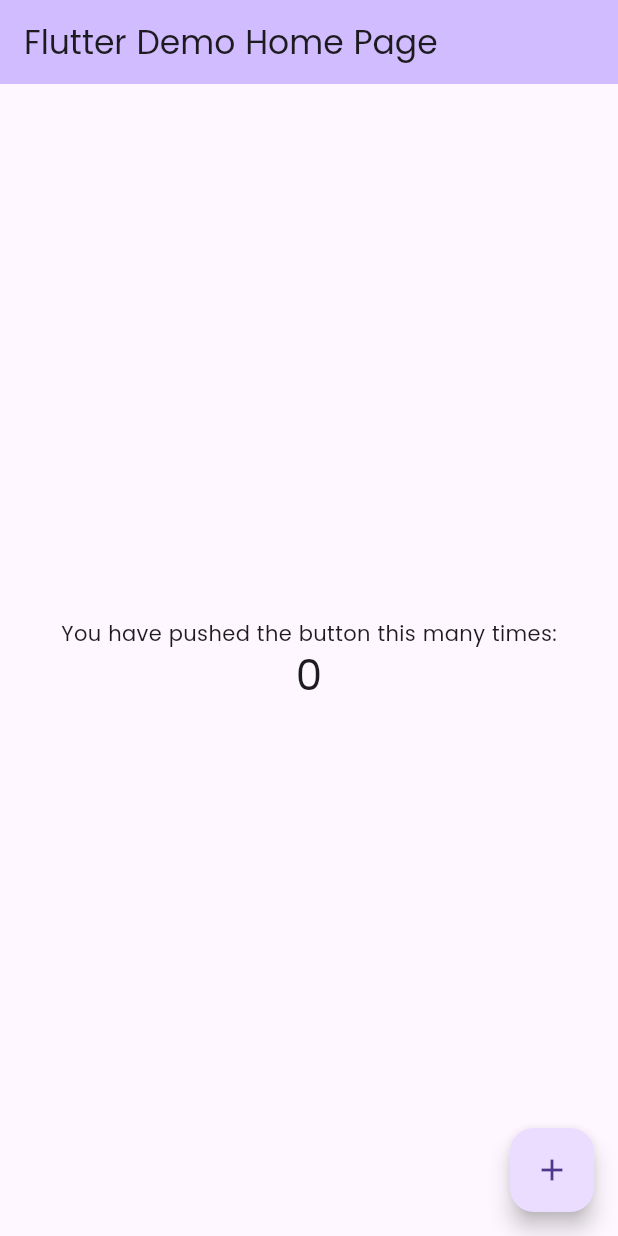
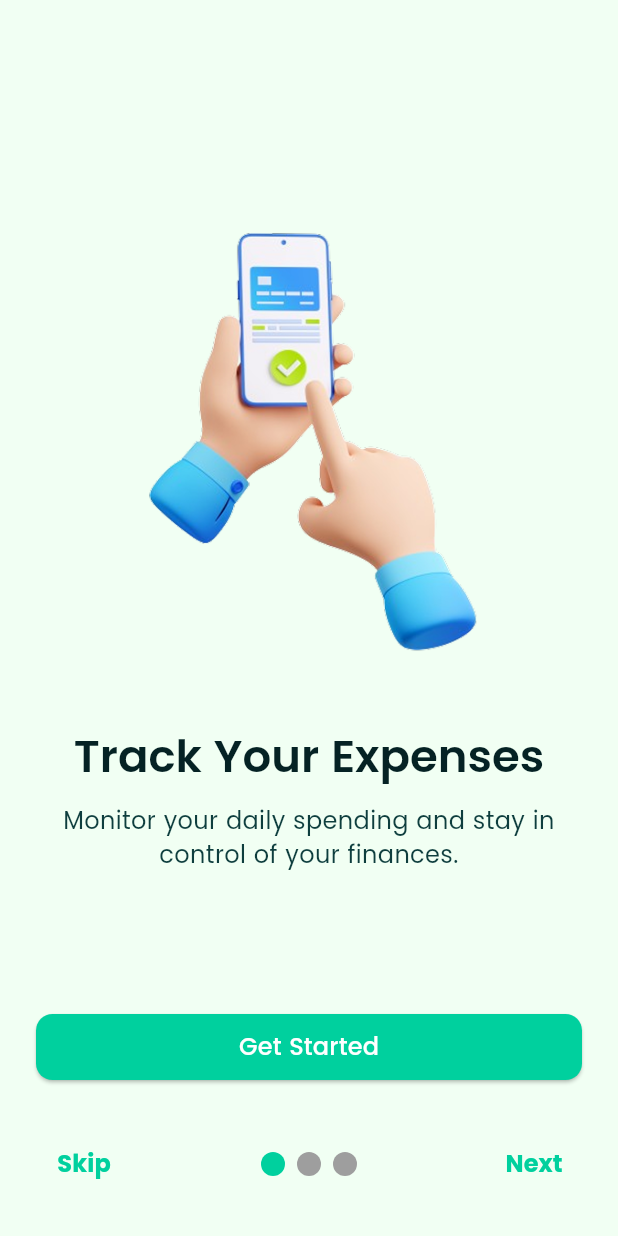
Before and after one commit to mdtaosifhossain3/flutter-finance-manager-app, a Flutter app: the screen it shows after launch, on a phone screen of 412 x 824 dp. Run offline on Flutter 3.47's test engine with Material 3 defaults, Android fonts, the light colour scheme and no system bars; drawn by our look-alikes of smooth_page_indicator; our stand-ins replace get.

Commit message:
added onboard screen

```diff
--- /dev/null
+++ b/lib/config/routes/routes.dart
@@ -0,0 +1,50 @@
+import 'package:finance_manager_app/config/routes/routes_name.dart';
+import 'package:finance_manager_app/views/authView/login_view.dart';
+import 'package:finance_manager_app/views/authView/register_view.dart';
+import 'package:finance_manager_app/views/splashView/splash_view.dart';
+import 'package:get/get.dart';
+
+class Routes {
+  static var views = [
+    GetPage(
+      name: RoutesName.splashView,
+      page: () => const SplashView(),
+      transition: Transition.rightToLeft,
+    ),
+    GetPage(
+      name: RoutesName.registerView,
+      page: () => const RegisterView(),
+      transition: Transition.rightToLeft,
+    ),
+    GetPage(
+      name: RoutesName.loginView,
+      page: () => const LoginView(),
+      transition: Transition.rightToLeft,
+    ),
+    // GetPage(
+    //   name: RoutesName.homeView,
+    //   page: () => const HomeView(),
+    //   transition: Transition.rightToLeft,
+    // ),
+    // GetPage(
+    //   name: RoutesName.chatView,
+    //   page: () => ChatView(),
+    //   transition: Transition.rightToLeft,
+    // ),
+    // GetPage(
+    //   name: RoutesName.welcomeView,
+    //   page: () => const WelcomeView(),
+    //   transition: Transition.rightToLeft,
+    // ),
+    // GetPage(
+    //   name: RoutesName.profileView,
+    //   page: () => ProfileView(),
+    //   transition: Transition.rightToLeft,
+    // ),
+    // GetPage(
+    //   name: RoutesName.contactView,
+    //   page: () => ContactView(),
+    //   transition: Transition.rightToLeft,
+    // ),
+  ];
+}
--- /dev/null
+++ b/lib/config/routes/routes_name.dart
@@ -0,0 +1,10 @@
+class RoutesName {
+  static const splashView = "/splash_view";
+  static const loginView = "/login_view";
+  static const registerView = "/register_view";
+  static const homeView = "/";
+  static const chatView = "/chat_view";
+  static const welcomeView = "/welcome_view";
+  static const profileView = "/profile_view";
+  static const contactView = "/contact_view";
+}
--- a/lib/config/theme/my_theme.dart
+++ b/lib/config/theme/my_theme.dart
@@ -1,9 +1,9 @@
 import 'package:finance_manager_app/config/myColors/my_colors.dart';
 import 'package:flutter/material.dart';
 
-var darkTheme = ThemeData();
+/// This file contains the theme data for the Finance Manager app.
 var lightTheme = ThemeData(
-  brightness: Brightness.dark,
+  brightness: Brightness.light,
   useMaterial3: true,
   appBarTheme: AppBarTheme(
     backgroundColor: MyColors.carbbeanGreen,
@@ -18,36 +18,117 @@ var lightTheme = ThemeData(
     onPrimaryContainer: MyColors.voidB,
   ),
 
-  // textTheme: const TextTheme(
-  //   headlineLarge: TextStyle(
-  //       fontSize: 32,
-  //       color: MyColors.dPrimaryColor,
-  //       fontFamily: 'Poppins',
-  //       fontWeight: FontWeight.w800),
-  //   headlineMedium: TextStyle(
-  //       fontSize: 30,
-  //       color: MyColors.dOnTextColor,
-  //       fontFamily: 'Poppins',
-  //       fontWeight: FontWeight.w700),
-  //   headlineSmall: TextStyle(
-  //       fontSize: 20,
-  //       color: MyColors.dOnTextColor,
-  //       fontFamily: 'Poppins',
-  //       fontWeight: FontWeight.w600),
-  //   labelLarge: TextStyle(
-  //       fontSize: 16,
-  //       color: MyColors.dOnTextColor,
-  //       fontFamily: 'Poppins',
-  //       fontWeight: FontWeight.w500),
-  //   labelMedium: TextStyle(
-  //       fontSize: 12,
-  //       color: MyColors.dGreyColor,
-  //       fontFamily: 'Poppins',
-  //       fontWeight: FontWeight.w400),
-  //   labelSmall: TextStyle(
-  //       fontSize: 10,
-  //       color: MyColors.dGreyColor,
-  //       fontFamily: 'Poppins',
-  //       fontWeight: FontWeight.w300),
-  // )
+  textTheme: const TextTheme(
+    headlineLarge: TextStyle(
+      fontSize: 30,
+      color: MyColors.fencGreen,
+      fontFamily: 'Poppins',
+      fontWeight: FontWeight.w600,
+    ),
+    headlineMedium: TextStyle(
+      fontSize: 24,
+      color: MyColors.fencGreen,
+      fontFamily: 'Poppins',
+      fontWeight: FontWeight.w600,
+    ),
+    headlineSmall: TextStyle(
+      fontSize: 20,
+      color: MyColors.fencGreen,
+      fontFamily: 'Poppins',
+      fontWeight: FontWeight.w600,
+    ),
+    labelLarge: TextStyle(
+      fontSize: 15,
+      color: MyColors.fencGreen,
+      fontFamily: 'Poppins',
+      fontWeight: FontWeight.w500,
+    ),
+    labelMedium: TextStyle(
+      fontSize: 14,
+      color: MyColors.fencGreen,
+      fontFamily: 'Poppins',
+      fontWeight: FontWeight.w400,
+    ),
+    labelSmall: TextStyle(
+      fontSize: 12,
+      color: MyColors.fencGreen,
+      fontFamily: 'Poppins',
+      fontWeight: FontWeight.w400,
+    ),
+    bodyLarge: TextStyle(
+      fontSize: 16,
+      color: MyColors.fencGreen,
+      fontFamily: 'Poppins',
+      fontWeight: FontWeight.w700,
+    ),
+  ),
 );
+// This file contains the dark theme data for the Finance Manager app.
+// It is used to provide a consistent dark mode experience across the app.
+// The dark theme is designed to be visually appealing and easy on the eyes in low-light conditions
+// while maintaining the same color scheme as the light theme.
+// The dark theme uses the same colors as the light theme, but with a darker background and
+// adjusted text colors to ensure readability and accessibility.
+// The text styles are also consistent with the light theme, ensuring a cohesive design language.
+
+var darkTheme = ThemeData(
+  brightness: Brightness.dark,
+  useMaterial3: true,
+  appBarTheme: AppBarTheme(
+    backgroundColor: MyColors.fencGreen,
+    surfaceTintColor: MyColors.fencGreen,
+  ),
+  colorScheme: const ColorScheme.dark(
+    primary: MyColors.carbbeanGreen,
+    surface: MyColors.fencGreen,
+    onSurface: MyColors.honeyDew,
+    onPrimary: MyColors.honeyDew,
+    primaryContainer: MyColors.cyprus,
+    onPrimaryContainer: MyColors.voidB,
+  ),
+
+  textTheme: const TextTheme(
+    headlineLarge: TextStyle(
+      fontSize: 30,
+      color: MyColors.lightGreen,
+      fontFamily: 'Poppins',
+      fontWeight: FontWeight.w600,
+    ),
+    headlineMedium: TextStyle(
+      fontSize: 24,
+      color: MyColors.lightGreen,
+      fontFamily: 'Poppins',
+      fontWeight: FontWeight.w600,
+    ),
+    headlineSmall: TextStyle(
+      fontSize: 20,
+      color: MyColors.lightGreen,
+      fontFamily: 'Poppins',
+      fontWeight: FontWeight.w600,
+    ),
+    labelLarge: TextStyle(
+      fontSize: 15,
+      color: MyColors.lightGreen,
+      fontFamily: 'Poppins',
+      fontWeight: FontWeight.w500,
+    ),
+    labelMedium: TextStyle(
+      fontSize: 14,
+      color: MyColors.lightGreen,
+      fontFamily: 'Poppins',
+      fontWeight: FontWeight.w400,
+    ),
+    labelSmall: TextStyle(
+      fontSize: 12,
+      color: MyColors.lightGreen,
+      fontFamily: 'Poppins',
+      fontWeight: FontWeight.w400,
+    ),
+    bodyLarge: TextStyle(
+      fontSize: 16,
+      color: MyColors.lightGreen,
+      fontFamily: 'Poppins',
+      fontWeight: FontWeight.w400,
+    ),
+  ),
+);
--- a/lib/main.dart
+++ b/lib/main.dart
@@ -1,4 +1,8 @@
+import 'package:finance_manager_app/config/routes/routes.dart';
+import 'package:finance_manager_app/config/theme/my_theme.dart';
+import 'package:finance_manager_app/views/splashView/splash_view.dart';
 import 'package:flutter/material.dart';
+import 'package:get/get_navigation/get_navigation.dart';
 
 void main() {
   runApp(const MyApp());
@@ -10,98 +14,15 @@ class MyApp extends StatelessWidget {
   // This widget is the root of your application.
   @override
   Widget build(BuildContext context) {
-    return MaterialApp(
-      title: 'Flutter Demo',
-      theme: ThemeData(
-        fontFamily: 'Poppins', // Set default font family
-      ),
-      home: const MyHomePage(title: 'Flutter Demo Home Page'),
+    return GetMaterialApp(
+      title: 'Finance Manager',
+      debugShowCheckedModeBanner: false,
+      theme: lightTheme,
+      darkTheme: darkTheme,
+      themeMode: ThemeMode.light,
+
+      getPages: Routes.views,
+      home: SplashView(),
     );
   }
 }
-
-class MyHomePage extends StatefulWidget {
-  const MyHomePage({super.key, required this.title});
-
-  // This widget is the home page of your application. It is stateful, meaning
-  // that it has a State object (defined below) that contains fields that affect
-  // how it looks.
-
-  // This class is the configuration for the state. It holds the values (in this
-  // case the title) provided by the parent (in this case the App widget) and
-  // used by the build method of the State. Fields in a Widget subclass are
-  // always marked "final".
-
-  final String title;
-
-  @override
-  State<MyHomePage> createState() => _MyHomePageState();
-}
-
-class _MyHomePageState extends State<MyHomePage> {
-  int _counter = 0;
-
-  void _incrementCounter() {
-    setState(() {
-      // This call to setState tells the Flutter framework that something has
-      // changed in this State, which causes it to rerun the build method below
-      // so that the display can reflect the updated values. If we changed
-      // _counter without calling setState(), then the build method would not be
-      // called again, and so nothing would appear to happen.
-      _counter++;
-    });
-  }
-
-  @override
-  Widget build(BuildContext context) {
-    // This method is rerun every time setState is called, for instance as done
-    // by the _incrementCounter method above.
-    //
-    // The Flutter framework has been optimized to make rerunning build methods
-    // fast, so that you can just rebuild anything that needs updating rather
-    // than having to individually change instances of widgets.
-    return Scaffold(
-      appBar: AppBar(
-        // TRY THIS: Try changing the color here to a specific color (to
-        // Colors.amber, perhaps?) and trigger a hot reload to see the AppBar
-        // change color while the other colors stay the same.
-        backgroundColor: Theme.of(context).colorScheme.inversePrimary,
-        // Here we take the value from the MyHomePage object that was created by
-        // the App.build method, and use it to set our appbar title.
-        title: Text(widget.title),
-      ),
-      body: Center(
-        // Center is a layout widget. It takes a single child and positions it
-        // in the middle of the parent.
-        child: Column(
-          // Column is also a layout widget. It takes a list of children and
-          // arranges them vertically. By default, it sizes itself to fit its
-          // children horizontally, and tries to be as tall as its parent.
-          //
-          // Column has various properties to control how it sizes itself and
-          // how it positions its children. Here we use mainAxisAlignment to
-          // center the children vertically; the main axis here is the vertical
-          // axis because Columns are vertical (the cross axis would be
-          // horizontal).
-          //
-          // TRY THIS: Invoke "debug painting" (choose the "Toggle Debug Paint"
-          // action in the IDE, or press "p" in the console), to see the
-          // wireframe for each widget.
-          mainAxisAlignment: MainAxisAlignment.center,
-          children: <Widget>[
-            const Text('You have pushed the button this many times:'),
-            Text(
-              '$_counter',
-              style: Theme.of(context).textTheme.headlineMedium,
-            ),
-          ],
-        ),
-      ),
-      floatingActionButton: FloatingActionButton(
-        onPressed: _incrementCounter,
-        tooltip: 'Increment',
-        child: const Icon(Icons.add),
-      ), // This trailing comma makes auto-formatting nicer for build methods.
-    );
-  }
-}
--- /dev/null
+++ b/lib/views/authView/login_view.dart
@@ -0,0 +1,10 @@
+import 'package:flutter/material.dart';
+
+class LoginView extends StatelessWidget {
+  const LoginView({super.key});
+
+  @override
+  Widget build(BuildContext context) {
+    return const Placeholder();
+  }
+}
--- /dev/null
+++ b/lib/views/authView/register_view.dart
@@ -0,0 +1,10 @@
+import 'package:flutter/material.dart';
+
+class RegisterView extends StatelessWidget {
+  const RegisterView({super.key});
+
+  @override
+  Widget build(BuildContext context) {
+    return const Placeholder();
+  }
+}
--- /dev/null
+++ b/lib/views/onboardView/onboard_view.dart
@@ -0,0 +1,95 @@
+import 'package:finance_manager_app/config/myColors/my_colors.dart';
+import 'package:finance_manager_app/config/routes/routes_name.dart';
+import 'package:finance_manager_app/views/onboardView/onboard_view_model.dart';
+import 'package:finance_manager_app/views/onboardView/widgets/onboard_view_first.dart';
+import 'package:finance_manager_app/views/onboardView/widgets/onboard_view_second.dart';
+import 'package:finance_manager_app/views/onboardView/widgets/onboard_view_third.dart';
+import 'package:flutter/material.dart';
+import 'package:get/get.dart';
+import 'package:smooth_page_indicator/smooth_page_indicator.dart';
+
+class OnboardView extends StatefulWidget {
+  const OnboardView({super.key});
+
+  @override
+  State<OnboardView> createState() => _OnboardViewState();
+}
+
+class _OnboardViewState extends State<OnboardView> {
+  @override
+  Widget build(BuildContext context) {
+    return Scaffold(
+      body: SafeArea(
+        child: Center(
+          child: Padding(
+            padding: const EdgeInsets.all(24.0),
+            child: Column(
+              children: [
+
+                Expanded(
+                  child: PageView(
+                    controller: OnboardViewModel.pageController,
+                    children: const [
+                      OnboardFirst(),
+                      OnboardSecond(),
+                      OnboardThird(),
+                    ],
+                  ),
+                ),
+                SizedBox(height: 5.0),
+                ElevatedButton(
+                  style: ElevatedButton.styleFrom(
+                    backgroundColor: MyColors.carbbeanGreen,
+                    foregroundColor: Colors.white,
+                    minimumSize: Size(MediaQuery.of(context).size.width, 44),
+                    shape: RoundedRectangleBorder(
+                      borderRadius: BorderRadius.circular(11),
+                    ),
+                  ),
+                  onPressed: () => Get.offAllNamed(RoutesName.loginView),
+                  child: Text("Get Started", style: TextStyle(fontSize: 16)),
+                ),
+                SizedBox(height: 30),
+                Row(
+                  mainAxisAlignment: MainAxisAlignment.spaceBetween,
+                  children: [
+                    TextButton(
+                      onPressed: () => Get.offAllNamed(RoutesName.registerView),
+                      child: Text(
+                        "Skip",
+                        style: TextStyle(
+                          fontSize: 16,
+                          fontWeight: FontWeight.bold,
+                          color: MyColors.carbbeanGreen,
+                        ),
+                      ),
+                    ),
+                    SmoothPageIndicator(
+                      controller: OnboardViewModel.pageController,
+                      count: 3,
+                      effect: const WormEffect(
+                        dotColor: Colors.grey,
+                        activeDotColor: MyColors.carbbeanGreen,
+                      ),
+                    ),
+                    TextButton(
+                      onPressed: () => OnboardViewModel.goToNextPage(),
+                      child: Text(
+                        "Next",
+                        style: TextStyle(
+                          fontSize: 16,
+                          fontWeight: FontWeight.bold,
+                          color: MyColors.carbbeanGreen,
+                        ),
+                      ),
+                    ),
+                  ],
+                ),
+              ],
+            ),
+          ),
+        ),
+      ),
+    );
+  }
+}
--- /dev/null
+++ b/lib/views/onboardView/onboard_view_model.dart
@@ -0,0 +1,12 @@
+import 'package:flutter/material.dart';
+
+class OnboardViewModel {
+  static PageController pageController = PageController();
+
+  static void goToNextPage() {
+    pageController.nextPage(
+      duration: const Duration(milliseconds: 300),
+      curve: Curves.easeIn,
+    );
+  }
+}
--- /dev/null
+++ b/lib/views/onboardView/widgets/onboard_view_first.dart
@@ -0,0 +1,29 @@
+import 'package:flutter/material.dart';
+
+class OnboardFirst extends StatelessWidget {
+  const OnboardFirst({super.key});
+
+  @override
+  Widget build(BuildContext context) {
+    return Column(
+      mainAxisAlignment: MainAxisAlignment.center,
+      children: [
+        Image.asset(
+          'assets/images/onboard1.png', // Place your illustration here
+          height: 350,
+        ),
+        const SizedBox(height: 24),
+         Text(
+          'Track Your Expenses',
+          style: Theme.of(context).textTheme.headlineLarge,
+        ),
+        const SizedBox(height: 12),
+        const Text(
+          'Monitor your daily spending and stay in control of your finances.',
+          textAlign: TextAlign.center,
+          style: TextStyle(fontFamily: 'Poppins', fontSize: 16),
+        ),
+      ],
+    );
+  }
+}
--- /dev/null
+++ b/lib/views/onboardView/widgets/onboard_view_second.dart
@@ -0,0 +1,29 @@
+import 'package:flutter/material.dart';
+
+class OnboardSecond extends StatelessWidget {
+  const OnboardSecond({super.key});
+
+  @override
+  Widget build(BuildContext context) {
+    return Column(
+      mainAxisAlignment: MainAxisAlignment.center,
+      children: [
+        Image.asset(
+          'assets/images/onboard2.png', // Place your illustration here
+          height: 350,
+        ),
+        const SizedBox(height: 24),
+         Text(
+          'Set Budgets Easily',
+          style: Theme.of(context).textTheme.headlineLarge,
+        ),
+        const SizedBox(height: 12),
+        const Text(
+          'Create and manage budgets to achieve your financial goals.',
+          textAlign: TextAlign.center,
+          style: TextStyle(fontFamily: 'Poppins', fontSize: 16),
+        ),
+      ],
+    );
+  }
+}
--- /dev/null
+++ b/lib/views/onboardView/widgets/onboard_view_third.dart
@@ -0,0 +1,29 @@
+import 'package:flutter/material.dart';
+
+class OnboardThird extends StatelessWidget {
+  const OnboardThird({super.key});
+
+  @override
+  Widget build(BuildContext context) {
+    return Column(
+      mainAxisAlignment: MainAxisAlignment.center,
+      children: [
+        Image.asset(
+          'assets/images/onboard3.png', // Place your illustration here
+          height: 350,
+        ),
+        const SizedBox(height: 24),
+         Text(
+          'Analyze & Improve',
+          style: Theme.of(context).textTheme.headlineLarge,
+        ),
+        const SizedBox(height: 12),
+        const Text(
+          'Get insights and reports to make smarter financial decisions.',
+          textAlign: TextAlign.center,
+          style: TextStyle(fontFamily: 'Poppins', fontSize: 16),
+        ),
+      ],
+    );
+  }
+}
--- /dev/null
+++ b/lib/views/splashView/splash_view.dart
@@ -0,0 +1,30 @@
+import 'dart:async';
+
+import 'package:finance_manager_app/config/routes/routes_name.dart';
+import 'package:finance_manager_app/views/authView/login_view.dart';
+import 'package:finance_manager_app/views/onboardView/onboard_view.dart';
+import 'package:flutter/material.dart';
+import 'package:get/get.dart';
+
+class SplashView extends StatefulWidget {
+  const SplashView({super.key});
+
+  @override
+  State<SplashView> createState() => _SplashViewState();
+}
+
+class _SplashViewState extends State<SplashView> {
+  @override
+  void initState() {
+    super.initState();
+    Future.delayed(Duration(seconds: 2),(){
+      Get.offAll(OnboardView());
+    });
+
+
+  }
+  @override
+  Widget build(BuildContext context) {
+    return const Placeholder(child: Center(child: Text("Splash View")));
+  }
+}
```
Also changed, not shown: pubspec.yaml (+2 -15 lines), assets/images/onboard1.png (added), assets/images/onboard2.png (added), assets/images/onboard3.png (added), pubspec.lock.
